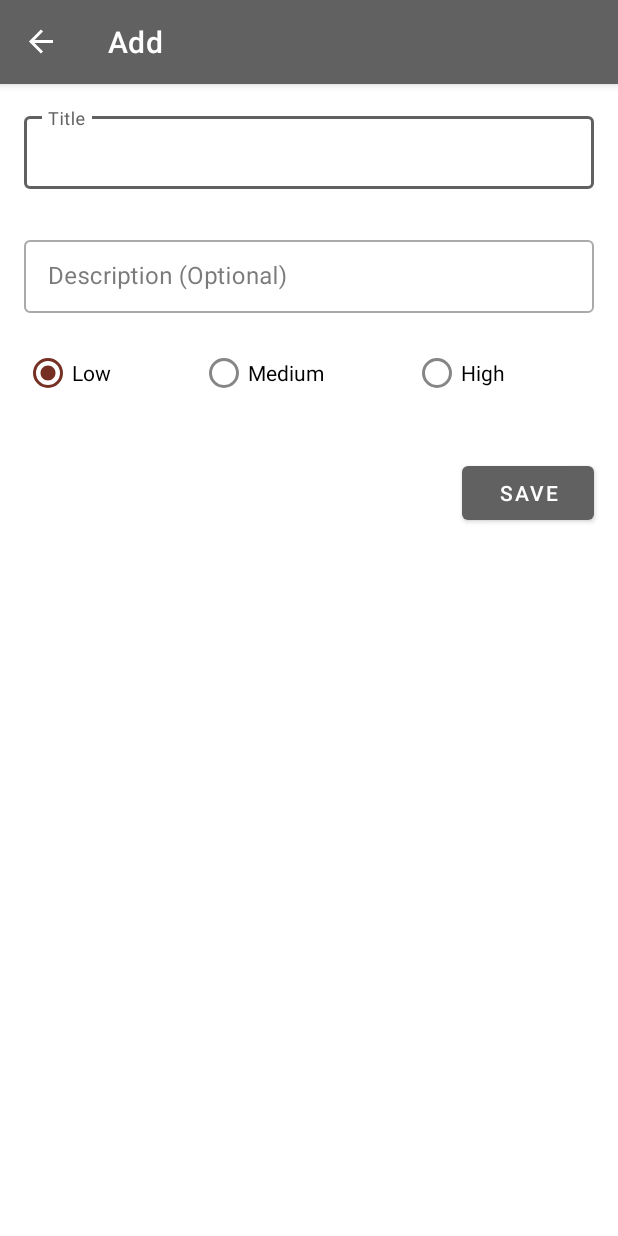
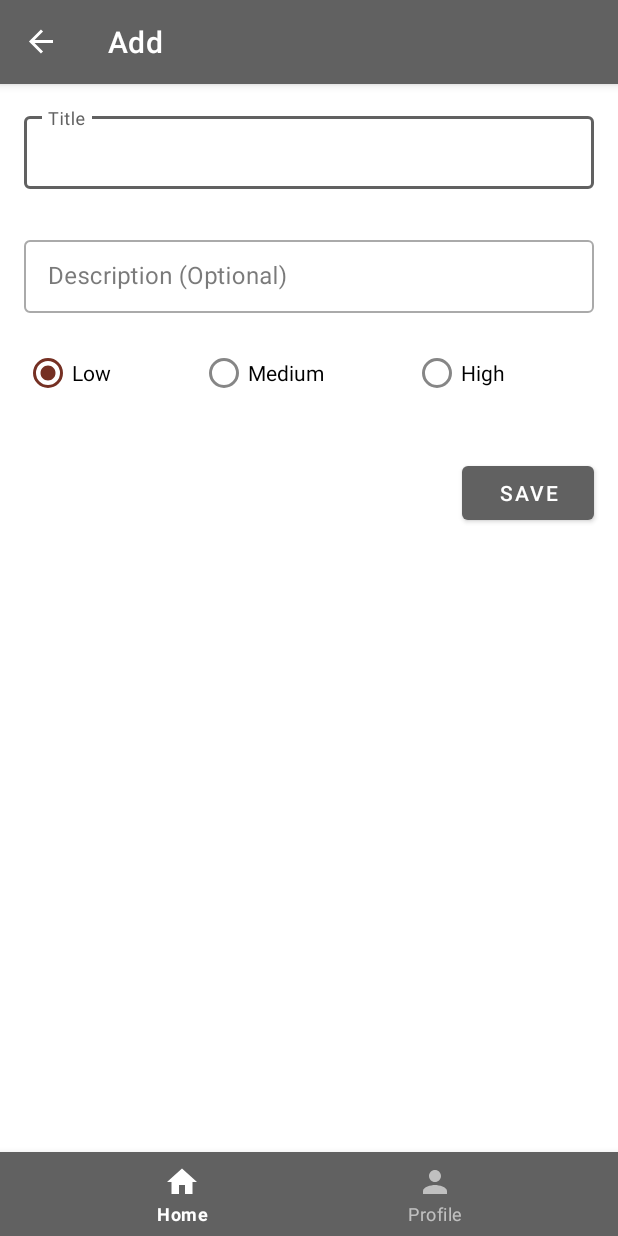
Before and after one commit to Tryden12/ToBuy, an Android app: the screen it shows after launch (MainActivity), after a tap on an icon or button, on a phone screen of 412 x 824 dp. Run offline under Robolectric (Android 15) with nearby library versions, the phone set to English and light mode, and no system bars; our stand-ins replace Room's generated code, navigation-ui; libraries missing offline, so code that uses them is left out: com.airbnb.epoxy; 7 statements that could not run were skipped.

Commit message:
bottom navigation added

```diff
--- a/app/src/main/java/com/tryden/tobuy/ui/MainActivity.kt
+++ b/app/src/main/java/com/tryden/tobuy/ui/MainActivity.kt
@@ -9,10 +9,12 @@ import androidx.activity.viewModels
 import androidx.navigation.NavController
 import androidx.navigation.fragment.NavHostFragment
 import androidx.navigation.ui.AppBarConfiguration
+import androidx.navigation.ui.NavigationUI.setupWithNavController
 import androidx.navigation.ui.navigateUp
 import androidx.navigation.ui.setupActionBarWithNavController
 import androidx.room.Room
 import androidx.room.RoomDatabase
+import com.google.android.material.bottomnavigation.BottomNavigationView
 import com.tryden.tobuy.R
 import com.tryden.tobuy.arch.ToBuyViewModel
 import com.tryden.tobuy.database.AppDatabase
@@ -33,8 +35,15 @@ class MainActivity : AppCompatActivity() {
             supportFragmentManager.findFragmentById(R.id.nav_host_fragment) as NavHostFragment
         navController = navHostFragment.navController
 
-        appBarConfiguration = AppBarConfiguration(navController.graph)
+        appBarConfiguration = AppBarConfiguration(setOf(
+            R.id.homeFragment,
+            R.id.profileFragment
+        ))
         setupActionBarWithNavController(navController, appBarConfiguration)
+
+        setupWithNavController(
+            findViewById<BottomNavigationView>(R.id.bottom_navigation), navHostFragment.navController
+        )
     }
 
     override fun onSupportNavigateUp(): Boolean {
--- /dev/null
+++ b/app/src/main/res/drawable/ic_home_24.xml
@@ -0,0 +1,5 @@
+<vector android:height="24dp" android:tint="#000000"
+    android:viewportHeight="24" android:viewportWidth="24"
+    android:width="24dp" xmlns:android="http://schemas.android.com/apk/res/android">
+    <path android:fillColor="@android:color/white" android:pathData="M10,20v-6h4v6h5v-8h3L12,3 2,12h3v8z"/>
+</vector>
--- /dev/null
+++ b/app/src/main/res/drawable/ic_person_24.xml
@@ -0,0 +1,5 @@
+<vector android:height="24dp" android:tint="#000000"
+    android:viewportHeight="24" android:viewportWidth="24"
+    android:width="24dp" xmlns:android="http://schemas.android.com/apk/res/android">
+    <path android:fillColor="@android:color/white" android:pathData="M12,12c2.21,0 4,-1.79 4,-4s-1.79,-4 -4,-4 -4,1.79 -4,4 1.79,4 4,4zM12,14c-2.67,0 -8,1.34 -8,4v2h16v-2c0,-2.66 -5.33,-4 -8,-4z"/>
+</vector>
--- a/app/src/main/res/layout/activity_main.xml
+++ b/app/src/main/res/layout/activity_main.xml
@@ -14,9 +14,19 @@
         app:layout_constraintLeft_toLeftOf="parent"
         app:layout_constraintRight_toRightOf="parent"
         app:layout_constraintTop_toTopOf="parent"
-        app:layout_constraintBottom_toBottomOf="parent"
+        app:layout_constraintBottom_toTopOf="@id/bottom_navigation"
         app:defaultNavHost="true"
         app:navGraph="@navigation/nav_graph" />
 
+    <com.google.android.material.bottomnavigation.BottomNavigationView
+        android:id="@+id/bottom_navigation"
+        android:layout_width="match_parent"
+        android:layout_height="wrap_content"
+        style="@style/Widget.MaterialComponents.BottomNavigationView.Colored"
+        app:layout_constraintBottom_toBottomOf="parent"
+        app:layout_constraintStart_toStartOf="parent"
+        app:layout_constraintEnd_toEndOf="parent"
+        app:menu="@menu/menu_bottom_navigation" />
+
 
 </androidx.constraintlayout.widget.ConstraintLayout>
--- /dev/null
+++ b/app/src/main/res/menu/menu_bottom_navigation.xml
@@ -0,0 +1,19 @@
+<?xml version="1.0" encoding="utf-8"?>
+<menu xmlns:android="http://schemas.android.com/apk/res/android"
+    xmlns:app="http://schemas.android.com/apk/res-auto">
+
+    <item
+        android:id="@+id/homeFragment"
+        android:enabled="true"
+        android:icon="@drawable/ic_home_24"
+        android:title="Home"
+        app:showAsAction="always" />
+
+    <item
+        android:id="@+id/profileFragment"
+        android:enabled="true"
+        android:icon="@drawable/ic_person_24"
+        android:title="Profile"
+        app:showAsAction="always" />
+
+</menu>
--- a/app/src/main/res/navigation/nav_graph.xml
+++ b/app/src/main/res/navigation/nav_graph.xml
@@ -14,6 +14,15 @@
             android:id="@+id/action_homeFragment_to_addItemEntityFragment"
             app:destination="@id/addItemEntityFragment" />
     </fragment>
+
+    <fragment
+        android:id="@+id/profileFragment"
+        android:name="com.tryden.tobuy.ui.profile.ProfileFragment"
+        android:label="Profile"
+        tools:layout="@layout/fragment_profile" >
+
+    </fragment>
+
     <fragment
         android:id="@+id/addItemEntityFragment"
         android:name="com.tryden.tobuy.ui.add.AddItemEntityFragment"
```
Also changed, not shown: app/src/main/java/com/tryden/tobuy/ui/profile/ProfileFragment.kt (added, +31 -0 lines), app/src/main/res/layout/fragment_profile.xml (added, +29 -0 lines).
